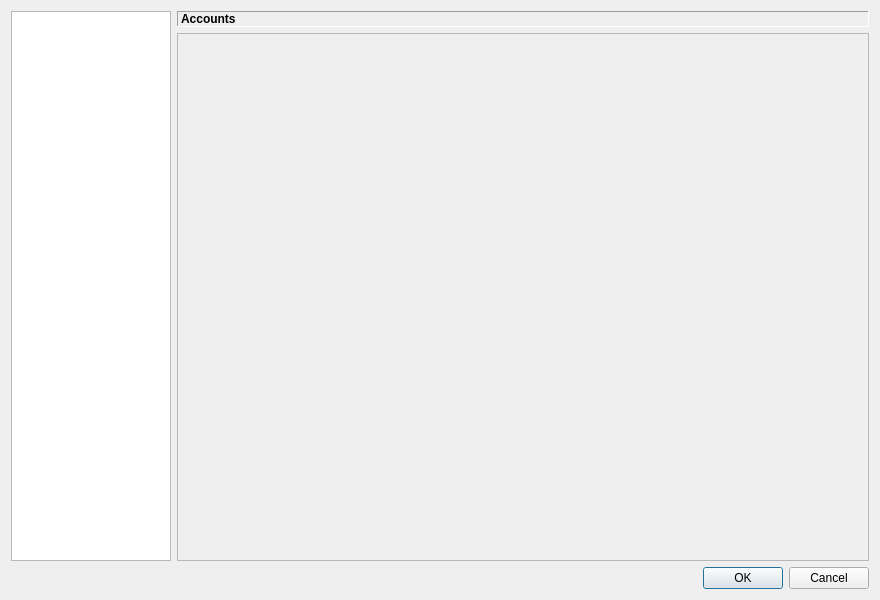
Before: the Qt Designer form src/gui/settings/settings_dialog.ui in RobertCiochina/taigaV2, drawn with Qt 5.
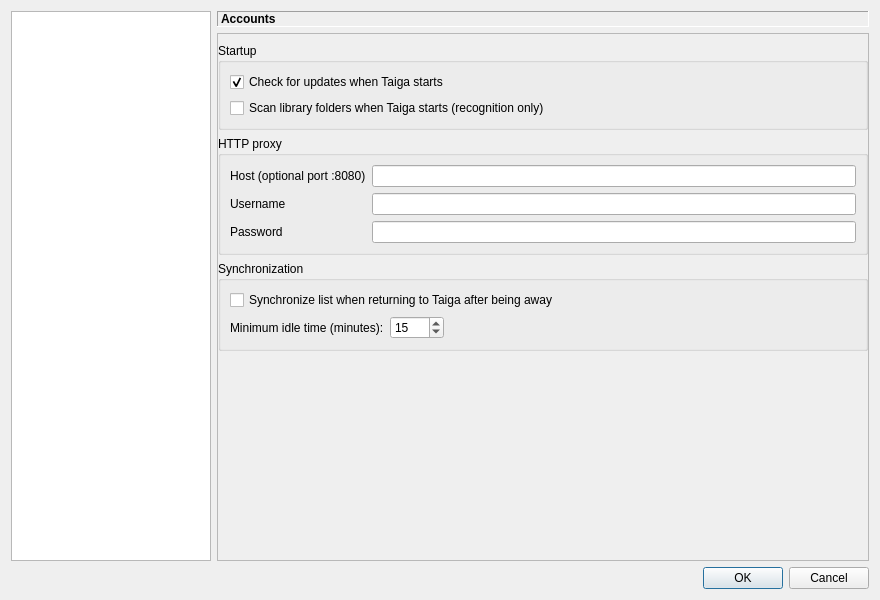
After: the same form once the commit is applied. The open tabs and pages were chosen to show the change.

Commit message: Add logging and configuration files, enhance settings dialog, and implement new features

Patch:
```diff
--- a/src/gui/settings/settings_dialog.ui
+++ b/src/gui/settings/settings_dialog.ui
@@ -26,12 +26,12 @@
        </property>
        <property name="maximumSize">
         <size>
-         <width>160</width>
+         <width>200</width>
          <height>16777215</height>
         </size>
        </property>
        <property name="rootIsDecorated">
-        <bool>false</bool>
+        <bool>true</bool>
        </property>
        <property name="uniformRowHeights">
         <bool>true</bool>
@@ -98,6 +98,175 @@
             <widget class="QLabel" name="accountsInfoLabel">
              <property name="text">
               <string/>
+             </property>
+             <property name="alignment">
+              <set>Qt::AlignTop|Qt::AlignLeft</set>
+             </property>
+             <property name="wordWrap">
+              <bool>true</bool>
+             </property>
+            </widget>
+           </item>
+           <item>
+            <widget class="QCheckBox" name="checkSyncOnStart">
+             <property name="text">
+              <string>Synchronize anime list when Taiga starts</string>
+             </property>
+            </widget>
+           </item>
+          </layout>
+         </widget>
+         <widget class="QWidget" name="applicationPage">
+          <layout class="QVBoxLayout" name="verticalLayout_app">
+           <property name="leftMargin">
+            <number>0</number>
+           </property>
+           <property name="rightMargin">
+            <number>0</number>
+           </property>
+           <item>
+            <widget class="QGroupBox" name="groupStartup">
+             <property name="title">
+              <string>Startup</string>
+             </property>
+             <layout class="QVBoxLayout" name="verticalLayout_startup">
+              <item>
+               <widget class="QCheckBox" name="checkUpdatesOnStartup">
+                <property name="text">
+                 <string>Check for updates when Taiga starts</string>
+                </property>
+                <property name="checked">
+                 <bool>true</bool>
+                </property>
+               </widget>
+              </item>
+              <item>
+               <widget class="QCheckBox" name="checkScanLibraryOnStartup">
+                <property name="text">
+                 <string>Scan library folders when Taiga starts (recognition only)</string>
+                </property>
+               </widget>
+              </item>
+             </layout>
+            </widget>
+           </item>
+           <item>
+            <widget class="QGroupBox" name="groupProxy">
+             <property name="title">
+              <string>HTTP proxy</string>
+             </property>
+             <layout class="QFormLayout" name="formLayout_proxy">
+              <item row="0" column="0">
+               <widget class="QLabel" name="labelProxyHost">
+                <property name="text">
+                 <string>Host (optional port :8080)</string>
+                </property>
+               </widget>
+              </item>
+              <item row="0" column="1">
+               <widget class="QLineEdit" name="lineProxyHost"/>
+              </item>
+              <item row="1" column="0">
+               <widget class="QLabel" name="labelProxyUser">
+                <property name="text">
+                 <string>Username</string>
+                </property>
+               </widget>
+              </item>
+              <item row="1" column="1">
+               <widget class="QLineEdit" name="lineProxyUsername"/>
+              </item>
+              <item row="2" column="0">
+               <widget class="QLabel" name="labelProxyPass">
+                <property name="text">
+                 <string>Password</string>
+                </property>
+               </widget>
+              </item>
+              <item row="2" column="1">
+               <widget class="QLineEdit" name="lineProxyPassword">
+                <property name="echoMode">
+                 <enum>QLineEdit::Password</enum>
+                </property>
+               </widget>
+              </item>
+             </layout>
+            </widget>
+           </item>
+           <item>
+            <widget class="QGroupBox" name="groupSync">
+             <property name="title">
+              <string>Synchronization</string>
+             </property>
+             <layout class="QVBoxLayout" name="verticalLayout_sync">
+              <item>
+               <widget class="QCheckBox" name="checkSyncOnFocus">
+                <property name="text">
+                 <string>Synchronize list when returning to Taiga after being away</string>
+                </property>
+               </widget>
+              </item>
+              <item>
+               <layout class="QHBoxLayout" name="horizontalLayout_focusMin">
+                <item>
+                 <widget class="QLabel" name="labelFocusMinutes">
+                  <property name="text">
+                   <string>Minimum idle time (minutes):</string>
+                  </property>
+                 </widget>
+                </item>
+                <item>
+                 <widget class="QSpinBox" name="spinFocusMinutes">
+                  <property name="minimum">
+                   <number>1</number>
+                  </property>
+                  <property name="maximum">
+                   <number>1440</number>
+                  </property>
+                  <property name="value">
+                   <number>15</number>
+                  </property>
+                 </widget>
+                </item>
+                <item>
+                 <spacer name="horizontalSpacer_focus">
+                  <property name="orientation">
+                   <enum>Qt::Horizontal</enum>
+                  </property>
+                  <property name="sizeHint" stdset="0">
+                   <size>
+                    <width>40</width>
+                    <height>20</height>
+                   </size>
+                  </property>
+                 </spacer>
+                </item>
+               </layout>
+              </item>
+             </layout>
+            </widget>
+           </item>
+           <item>
+            <spacer name="verticalSpacer_app">
+             <property name="orientation">
+              <enum>Qt::Vertical</enum>
+             </property>
+             <property name="sizeHint" stdset="0">
+              <size>
+               <width>20</width>
+               <height>40</height>
+              </size>
+             </property>
+            </spacer>
+           </item>
+          </layout>
+         </widget>
+         <widget class="QWidget" name="placeholderPage">
+          <layout class="QVBoxLayout" name="verticalLayout_ph">
+           <item>
+            <widget class="QLabel" name="placeholderLabel">
+             <property name="text">
+              <string>This section is not available in the Qt 6 preview build yet.</string>
              </property>
              <property name="alignment">
               <set>Qt::AlignTop|Qt::AlignLeft</set>
```
Left out of the diff: 2 changed lines with no effect on the pictures. The commit also changes 38 other files.
